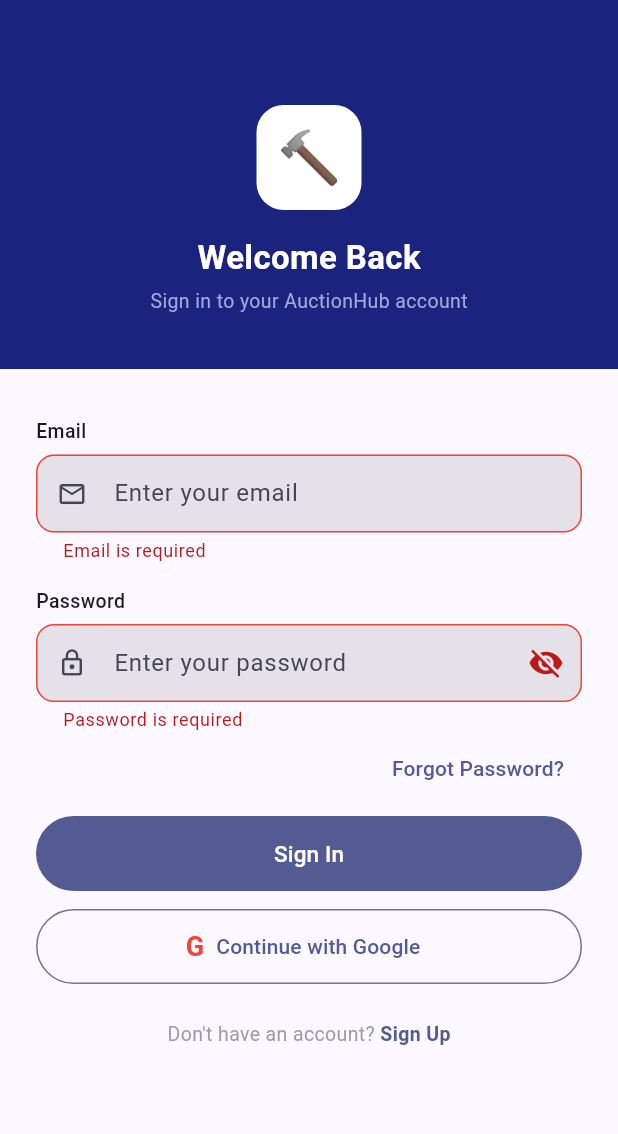
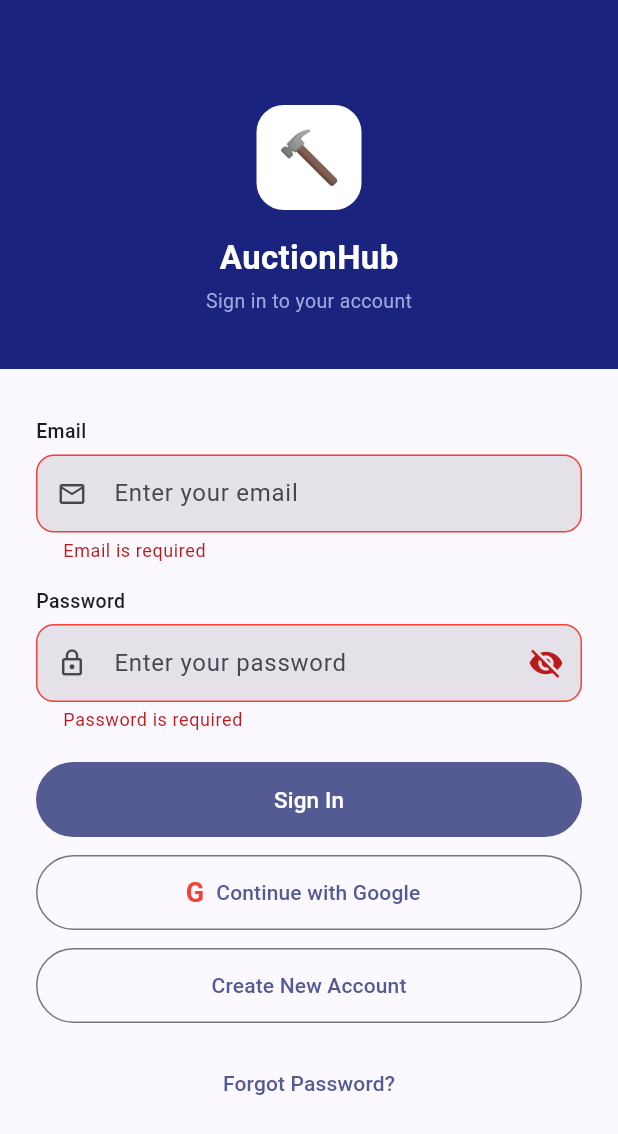
Before and after one commit to yug2912/auctionhub, a Flutter app: the screen it shows after launch, after a tap on "Sign In", on a phone screen of 412 x 824 dp. Shown: the top 1134 px of the screen. Run offline on Flutter 3.47's test engine with Material 3 defaults, Android fonts, the phone set to English and light mode, and no system bars; our stand-ins replace firebase_auth, firebase_core, sqflite; accounts and stored records are empty.

Commit message:
feat: Firebase Authentication enabled with email and Google sign in

```diff
--- a/lib/screens/login_screen.dart
+++ b/lib/screens/login_screen.dart
@@ -1,4 +1,5 @@
 import 'package:flutter/material.dart';
+import 'package:firebase_auth/firebase_auth.dart';
 import 'main_screen.dart';
 
 class LoginScreen extends StatefulWidget {
@@ -22,28 +23,96 @@
     super.dispose();
   }
 
+  // Email/Password Login
   void _login() async {
     if (_formKey.currentState!.validate()) {
       setState(() => _isLoading = true);
-      await Future.delayed(const Duration(seconds: 1));
+      try {
+        await FirebaseAuth.instance.signInWithEmailAndPassword(
+          email: _emailController.text.trim(),
+          password: _passwordController.text.trim(),
+        );
+        if (mounted) {
+          Navigator.pushReplacement(
+            context,
+            MaterialPageRoute(builder: (_) => const MainScreen()),
+          );
+        }
+      } on FirebaseAuthException catch (e) {
+        String message = 'Login failed';
+        if (e.code == 'user-not-found')
+          message = 'No account found with this email';
+        if (e.code == 'wrong-password') message = 'Wrong password';
+        if (e.code == 'invalid-email') message = 'Invalid email address';
+        ScaffoldMessenger.of(context).showSnackBar(
+          SnackBar(content: Text(message), backgroundColor: Colors.red),
+        );
+      } finally {
+        if (mounted) setState(() => _isLoading = false);
+      }
+    }
+  }
+
+  // Google Sign In
+  void _googleSignIn() async {
+    setState(() => _isLoading = true);
+    try {
+      GoogleAuthProvider googleProvider = GoogleAuthProvider();
+      await FirebaseAuth.instance.signInWithPopup(googleProvider);
       if (mounted) {
         Navigator.pushReplacement(
           context,
           MaterialPageRoute(builder: (_) => const MainScreen()),
         );
       }
+    } catch (e) {
+      ScaffoldMessenger.of(context).showSnackBar(
+        SnackBar(
+          content: Text('Google sign in failed: ${e.toString()}'),
+          backgroundColor: Colors.red,
+        ),
+      );
+    } finally {
+      if (mounted) setState(() => _isLoading = false);
+    }
+  }
+
+  // Register new account
+  void _register() async {
+    if (_formKey.currentState!.validate()) {
+      setState(() => _isLoading = true);
+      try {
+        await FirebaseAuth.instance.createUserWithEmailAndPassword(
+          email: _emailController.text.trim(),
+          password: _passwordController.text.trim(),
+        );
+        if (mounted) {
+          Navigator.pushReplacement(
+            context,
+            MaterialPageRoute(builder: (_) => const MainScreen()),
+          );
+        }
+      } on FirebaseAuthException catch (e) {
+        String message = 'Registration failed';
+        if (e.code == 'email-already-in-use')
+          message = 'Email already registered';
+        if (e.code == 'weak-password')
+          message = 'Password must be at least 6 characters';
+        ScaffoldMessenger.of(context).showSnackBar(
+          SnackBar(content: Text(message), backgroundColor: Colors.red),
+        );
+      } finally {
+        if (mounted) setState(() => _isLoading = false);
+      }
     }
   }
 
   @override
   Widget build(BuildContext context) {
-    final scheme = Theme.of(context).colorScheme;
-
     return Scaffold(
       body: SingleChildScrollView(
         child: Column(
           children: [
-            // Header
             Container(
               width: double.infinity,
               color: const Color(0xFF1A237E),
@@ -54,27 +123,23 @@
                     width: 70,
                     height: 70,
                     decoration: BoxDecoration(
-                      color: Colors.white,
-                      borderRadius: BorderRadius.circular(18),
-                    ),
+                        color: Colors.white,
+                        borderRadius: BorderRadius.circular(18)),
                     child: const Center(
-                      child: Text('🔨', style: TextStyle(fontSize: 34)),
-                    ),
+                        child: Text('🔨', style: TextStyle(fontSize: 34))),
                   ),
                   const SizedBox(height: 16),
-                  const Text('Welcome Back',
+                  const Text('AuctionHub',
                       style: TextStyle(
                           color: Colors.white,
                           fontSize: 22,
                           fontWeight: FontWeight.w600)),
                   const SizedBox(height: 4),
-                  const Text('Sign in to your AuctionHub account',
+                  const Text('Sign in to your account',
                       style: TextStyle(color: Color(0xFF9FA8DA), fontSize: 13)),
                 ],
               ),
             ),
-
-            // Form
             Padding(
               padding: const EdgeInsets.all(24),
               child: Form(
@@ -83,12 +148,15 @@
                   crossAxisAlignment: CrossAxisAlignment.start,
                   children: [
                     const SizedBox(height: 8),
-                    const Text('Email', style: TextStyle(fontSize: 13, fontWeight: FontWeight.w500)),
+                    const Text('Email',
+                        style: TextStyle(
+                            fontSize: 13, fontWeight: FontWeight.w500)),
                     const SizedBox(height: 6),
                     TextFormField(
                       controller: _emailController,
                       keyboardType: TextInputType.emailAddress,
-                      decoration: _inputDecor('Enter your email', Icons.email_outlined),
+                      decoration:
+                          _inputDecor('Enter your email', Icons.email_outlined),
                       validator: (v) {
                         if (v == null || v.isEmpty) return 'Email is required';
                         if (!v.contains('@')) return 'Enter a valid email';
@@ -96,39 +164,43 @@
                       },
                     ),
                     const SizedBox(height: 16),
-                    const Text('Password', style: TextStyle(fontSize: 13, fontWeight: FontWeight.w500)),
+                    const Text('Password',
+                        style: TextStyle(
+                            fontSize: 13, fontWeight: FontWeight.w500)),
                     const SizedBox(height: 6),
                     TextFormField(
                       controller: _passwordController,
                       obscureText: _obscurePassword,
-                      decoration: _inputDecor('Enter your password', Icons.lock_outline).copyWith(
+                      decoration:
+                          _inputDecor('Enter your password', Icons.lock_outline)
+                              .copyWith(
                         suffixIcon: IconButton(
-                          icon: Icon(_obscurePassword ? Icons.visibility_off : Icons.visibility),
-                          onPressed: () => setState(() => _obscurePassword = !_obscurePassword),
+                          icon: Icon(_obscurePassword
+                              ? Icons.visibility_off
+                              : Icons.visibility),
+                          onPressed: () => setState(
+                              () => _obscurePassword = !_obscurePassword),
                         ),
                       ),
                       validator: (v) {
-                        if (v == null || v.isEmpty) return 'Password is required';
-                        if (v.length < 6) return 'Password must be at least 6 characters';
+                        if (v == null || v.isEmpty)
+                          return 'Password is required';
+                        if (v.length < 6)
+                          return 'Password must be at least 6 characters';
                         return null;
                       },
                     ),
-                    Align(
-                      alignment: Alignment.centerRight,
-                      child: TextButton(
-                        onPressed: () {},
-                        child: const Text('Forgot Password?'),
-                      ),
-                    ),
-                    const SizedBox(height: 8),
+                    const SizedBox(height: 20),
                     SizedBox(
                       width: double.infinity,
                       height: 50,
                       child: FilledButton(
                         onPressed: _isLoading ? null : _login,
                         child: _isLoading
-                            ? const CircularProgressIndicator(color: Colors.white, strokeWidth: 2)
-                            : const Text('Sign In', style: TextStyle(fontSize: 15)),
+                            ? const CircularProgressIndicator(
+                                color: Colors.white, strokeWidth: 2)
+                            : const Text('Sign In',
+                                style: TextStyle(fontSize: 15)),
                       ),
                     ),
                     const SizedBox(height: 12),
@@ -136,27 +208,29 @@
                       width: double.infinity,
                       height: 50,
                       child: OutlinedButton.icon(
-                        onPressed: _login,
-                        icon: const Text('G', style: TextStyle(fontSize: 18, fontWeight: FontWeight.bold, color: Colors.red)),
+                        onPressed: _isLoading ? null : _googleSignIn,
+                        icon: const Text('G',
+                            style: TextStyle(
+                                fontSize: 18,
+                                fontWeight: FontWeight.bold,
+                                color: Colors.red)),
                         label: const Text('Continue with Google'),
                       ),
                     ),
-                    const SizedBox(height: 24),
+                    const SizedBox(height: 12),
+                    SizedBox(
+                      width: double.infinity,
+                      height: 50,
+                      child: OutlinedButton(
+                        onPressed: _isLoading ? null : _register,
+                        child: const Text('Create New Account'),
+                      ),
+                    ),
+                    const SizedBox(height: 16),
                     Center(
-                      child: Row(
-                        mainAxisAlignment: MainAxisAlignment.center,
-                        children: [
-                          const Text("Don't have an account? ",
-                              style: TextStyle(color: Colors.grey, fontSize: 13)),
-                          GestureDetector(
-                            onTap: _login,
-                            child: Text('Sign Up',
-                                style: TextStyle(
-                                    color: scheme.primary,
-                                    fontWeight: FontWeight.w600,
-                                    fontSize: 13)),
-                          ),
-                        ],
+                      child: TextButton(
+                        onPressed: () {},
+                        child: const Text('Forgot Password?'),
                       ),
                     ),
                   ],
@@ -175,21 +249,16 @@
       prefixIcon: Icon(icon, size: 20),
       filled: true,
       border: OutlineInputBorder(
-        borderRadius: BorderRadius.circular(12),
-        borderSide: BorderSide.none,
-      ),
+          borderRadius: BorderRadius.circular(12), borderSide: BorderSide.none),
       enabledBorder: OutlineInputBorder(
-        borderRadius: BorderRadius.circular(12),
-        borderSide: BorderSide(color: Colors.grey.shade300),
-      ),
+          borderRadius: BorderRadius.circular(12),
+          borderSide: BorderSide(color: Colors.grey.shade300)),
       focusedBorder: OutlineInputBorder(
-        borderRadius: BorderRadius.circular(12),
-        borderSide: const BorderSide(color: Color(0xFF1A237E), width: 1.5),
-      ),
+          borderRadius: BorderRadius.circular(12),
+          borderSide: const BorderSide(color: Color(0xFF1A237E), width: 1.5)),
       errorBorder: OutlineInputBorder(
-        borderRadius: BorderRadius.circular(12),
-        borderSide: const BorderSide(color: Colors.red),
-      ),
+          borderRadius: BorderRadius.circular(12),
+          borderSide: const BorderSide(color: Colors.red)),
       contentPadding: const EdgeInsets.symmetric(horizontal: 14, vertical: 14),
     );
   }
--- a/pubspec.yaml
+++ b/pubspec.yaml
@@ -18,6 +18,7 @@
   firebase_core: ^4.6.0
   firebase_auth: ^6.3.0
   google_sign_in: ^7.2.0
+  google_sign_in_web: ^1.1.3
 
 dev_dependencies:
   flutter_test:
```
Also changed, not shown: pubspec.lock.
